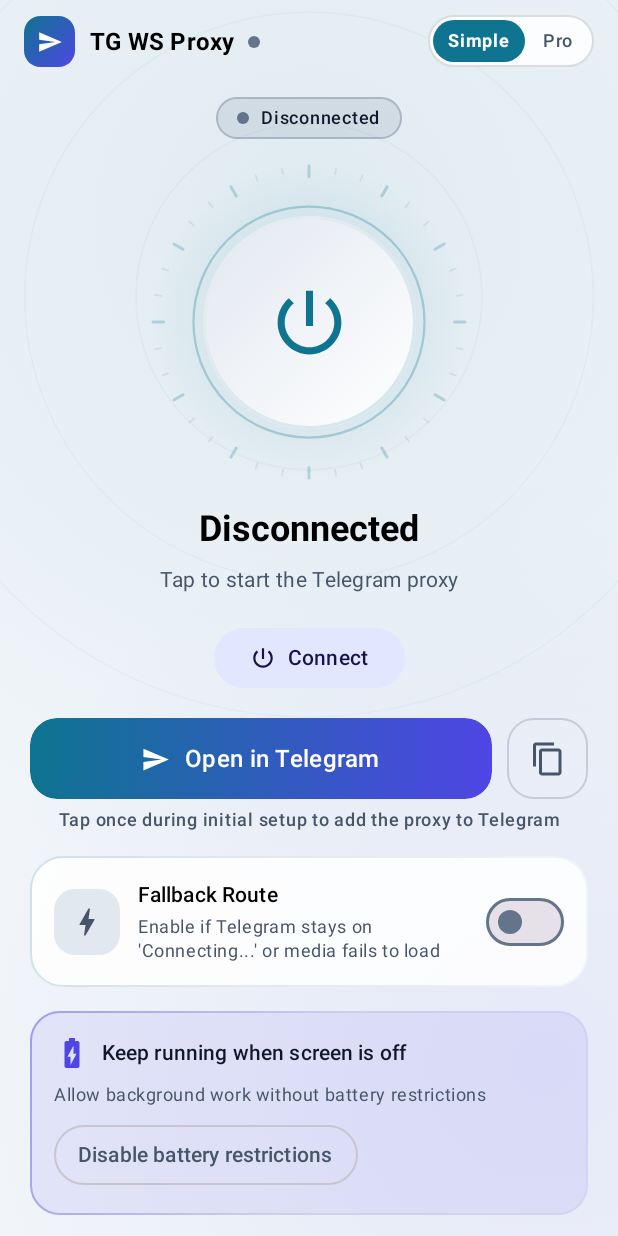
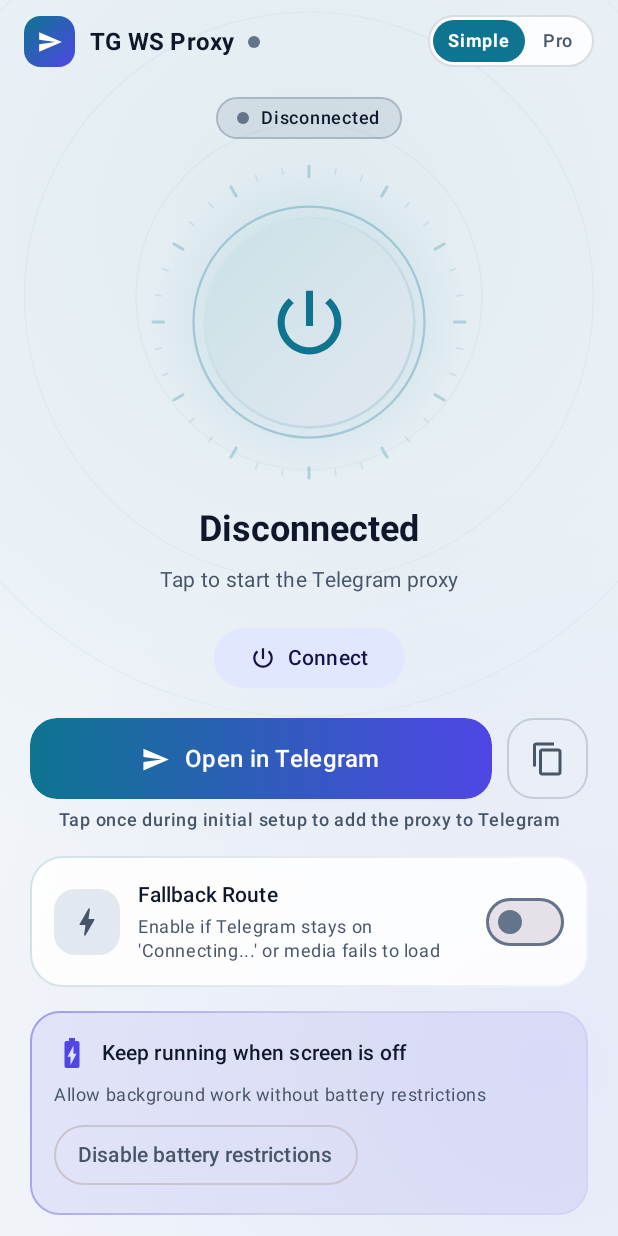
Before and after one commit to Gramewa/tg-ws-proxy-android, an Android app built with Jetpack Compose: the screen it shows after launch (MainActivity), on a phone screen of 412 x 824 dp. Run offline under Robolectric (Android 15) with nearby library versions, the phone set to English and light mode, and no system bars.

Commit message:
fix(ui): set onBackground/onSurface content colors for dark theme readability

```diff
--- a/app/src/main/java/io/github/tgwsproxy/android/MainActivity.kt
+++ b/app/src/main/java/io/github/tgwsproxy/android/MainActivity.kt
@@ -148,6 +148,7 @@ private fun TgWsProxyRoot() {
         ) {
             Scaffold(
                 containerColor = Color.Transparent,
+                contentColor = MaterialTheme.colorScheme.onBackground,
                 modifier = Modifier.fillMaxSize(),
                 topBar = {
                     CyberTopBar(
@@ -265,6 +266,7 @@ private fun CyberTopBar(
             Spacer(Modifier.width(10.dp))
             Text(
                 text = title,
+                color = cs.onBackground,
                 style = MaterialTheme.typography.titleMedium,
                 fontWeight = FontWeight.Bold,
                 maxLines = 1,
@@ -332,6 +334,7 @@ private fun FloatingGlassDock(
             modifier = Modifier.fillMaxWidth(),
             shape = RoundedCornerShape(26.dp),
             color = cs.surface.copy(alpha = if (isDark) 0.88f else 0.94f),
+            contentColor = cs.onSurface,
             border = BorderStroke(
                 width = 1.dp,
                 brush = Brush.linearGradient(
@@ -402,6 +405,7 @@ private fun InterfaceModePill(
         modifier = modifier,
         shape = RoundedCornerShape(999.dp),
         color = cs.surface.copy(alpha = if (isDark) 0.78f else 0.88f),
+        contentColor = cs.onSurface,
         border = BorderStroke(1.dp, cs.outline.copy(alpha = 0.24f)),
     ) {
         Row(
--- a/app/src/main/java/io/github/tgwsproxy/android/ui/ConnectionScreen.kt
+++ b/app/src/main/java/io/github/tgwsproxy/android/ui/ConnectionScreen.kt
@@ -284,6 +284,7 @@ private fun SimpleConnectionView(
         Surface(
             shape = RoundedCornerShape(999.dp),
             color = statusAccent.copy(alpha = 0.14f),
+            contentColor = cs.onSurface,
             border = BorderStroke(1.dp, statusAccent.copy(alpha = 0.36f)),
         ) {
             Row(
@@ -331,6 +332,7 @@ private fun SimpleConnectionView(
                     isRunning -> strings.simpleHeroRunningTitle
                     else -> strings.simpleHeroStoppedTitle
                 },
+                color = cs.onBackground,
                 style = MaterialTheme.typography.headlineSmall,
                 fontWeight = FontWeight.Bold,
                 textAlign = TextAlign.Center,
@@ -482,6 +484,7 @@ private fun SimpleConnectionView(
                     ) {
                         Text(
                             text = strings.simpleBoostTitle,
+                            color = cs.onSurface,
                             style = MaterialTheme.typography.titleSmall,
                             fontWeight = FontWeight.SemiBold,
                         )
@@ -560,6 +563,7 @@ private fun SimpleConnectionView(
                 Surface(
                     shape = RoundedCornerShape(999.dp),
                     color = cs.surfaceVariant.copy(alpha = 0.7f),
+                    contentColor = cs.onSurface,
                     border = BorderStroke(1.dp, cs.outline.copy(alpha = 0.2f)),
                     modifier = Modifier.clickable { ProxyController.cyclePaletteAsync() },
                 ) {
@@ -590,6 +594,7 @@ private fun SimpleConnectionView(
                     } else {
                         cs.surfaceVariant.copy(alpha = 0.7f)
                     },
+                    contentColor = if (availableRelease != null) cs.onTertiaryContainer else cs.onSurface,
                     border = BorderStroke(
                         width = 1.dp,
                         color = if (availableRelease != null) {
@@ -725,6 +730,7 @@ private fun ExpertConnectionView(
                                 isRunning -> strings.statusRunning
                                 else -> strings.statusStopped
                             },
+                            color = cs.onSurface,
                             style = MaterialTheme.typography.titleMedium,
                             fontWeight = FontWeight.Bold,
                         )
@@ -909,6 +915,7 @@ private fun ExpertConnectionView(
             Column(verticalArrangement = Arrangement.spacedBy(12.dp)) {
                 Text(
                     text = strings.quickSettingsTitle,
+                    color = cs.onSurface,
                     style = MaterialTheme.typography.titleMedium,
                     fontWeight = FontWeight.SemiBold,
                 )
@@ -1099,7 +1106,8 @@ private fun HeroReactorButton(
             modifier = Modifier
                 .size(orbSize)
                 .clip(CircleShape)
-                .background(Brush.linearGradient(colors = listOf(c0, c1)))
+                .background(cs.surface, CircleShape)
+                .background(Brush.linearGradient(colors = listOf(c0, c1)), CircleShape)
                 .border(1.5.dp, specularBorder, CircleShape)
                 .clickable(
                     interactionSource = interaction,
@@ -1165,6 +1173,7 @@ private fun RouteTopologyStrip(
         modifier = Modifier.fillMaxWidth(),
         shape = RoundedCornerShape(14.dp),
         color = cs.surfaceVariant.copy(alpha = 0.42f),
+        contentColor = cs.onSurface,
         border = BorderStroke(1.dp, cs.outline.copy(alpha = 0.14f)),
     ) {
         Column(
@@ -1225,6 +1234,7 @@ private fun RouteNodePill(
     Surface(
         shape = RoundedCornerShape(999.dp),
         color = if (lit) cs.tertiary.copy(alpha = 0.14f) else cs.surface.copy(alpha = 0.55f),
+        contentColor = cs.onSurface,
         border = BorderStroke(
             width = 1.dp,
             color = if (lit) cs.tertiary.copy(alpha = 0.45f) else cs.outline.copy(alpha = 0.18f),
@@ -1265,6 +1275,7 @@ private fun TrafficGradientCard(
         modifier = modifier,
         shape = RoundedCornerShape(16.dp),
         color = accent.copy(alpha = 0.11f),
+        contentColor = MaterialTheme.colorScheme.onSurface,
         border = BorderStroke(1.dp, accent.copy(alpha = 0.25f)),
     ) {
         Row(
@@ -1292,6 +1303,7 @@ private fun TrafficGradientCard(
                 )
                 Text(
                     text = value,
+                    color = MaterialTheme.colorScheme.onSurface,
                     style = MaterialTheme.typography.titleSmall,
                     fontWeight = FontWeight.Bold,
                     fontFamily = FontFamily.Monospace,
@@ -1460,11 +1472,13 @@ private fun QuickFooterPill(label: String, onClick: () -> Unit) {
     Surface(
         shape = RoundedCornerShape(999.dp),
         color = cs.surfaceVariant.copy(alpha = 0.7f),
+        contentColor = cs.onSurface,
         border = BorderStroke(1.dp, cs.outline.copy(alpha = 0.2f)),
         modifier = Modifier.clickable(onClick = onClick),
     ) {
         Text(
             text = label,
+            color = cs.onSurface,
             style = MaterialTheme.typography.labelMedium,
             fontWeight = FontWeight.Bold,
             maxLines = 1,
@@ -1481,6 +1495,7 @@ private fun QuickFooterIconPill(icon: ImageVector, label: String, onClick: () ->
     Surface(
         shape = RoundedCornerShape(999.dp),
         color = cs.surfaceVariant.copy(alpha = 0.7f),
+        contentColor = cs.onSurface,
         border = BorderStroke(1.dp, cs.outline.copy(alpha = 0.2f)),
         modifier = Modifier.clickable(onClick = onClick),
     ) {
@@ -1489,9 +1504,10 @@ private fun QuickFooterIconPill(icon: ImageVector, label: String, onClick: () ->
             verticalAlignment = Alignment.CenterVertically,
             horizontalArrangement = Arrangement.spacedBy(4.dp),
         ) {
-            Icon(icon, contentDescription = label, modifier = Modifier.size(15.dp))
+            Icon(icon, contentDescription = label, tint = cs.primary, modifier = Modifier.size(15.dp))
             Text(
                 text = label,
+                color = cs.onSurface,
                 style = MaterialTheme.typography.labelMedium,
                 maxLines = 1,
                 softWrap = false,
@@ -1574,6 +1590,7 @@ private fun MiniStatChip(label: String, value: String, modifier: Modifier = Modi
     Surface(
         modifier = modifier,
         color = cs.surfaceVariant.copy(alpha = if (isDark) 0.55f else 0.72f),
+        contentColor = cs.onSurface,
         border = BorderStroke(1.dp, cs.outline.copy(alpha = 0.14f)),
         shape = RoundedCornerShape(12.dp),
     ) {
@@ -1583,6 +1600,7 @@ private fun MiniStatChip(label: String, value: String, modifier: Modifier = Modi
         ) {
             Text(
                 text = value,
+                color = cs.onSurface,
                 style = MaterialTheme.typography.titleSmall,
                 fontWeight = FontWeight.Bold,
                 fontFamily = FontFamily.Monospace,
--- a/app/src/main/java/io/github/tgwsproxy/android/ui/InfoScreen.kt
+++ b/app/src/main/java/io/github/tgwsproxy/android/ui/InfoScreen.kt
@@ -68,6 +68,7 @@ fun InfoScreen(strings: AppStrings) {
             Column(verticalArrangement = Arrangement.spacedBy(10.dp)) {
                 Text(
                     text = strings.infoUpstreamTitle,
+                    color = MaterialTheme.colorScheme.onSurface,
                     style = MaterialTheme.typography.titleMedium,
                     fontWeight = FontWeight.SemiBold,
                 )
@@ -126,6 +127,7 @@ private fun InfoCard(title: String, body: String) {
         Column(verticalArrangement = Arrangement.spacedBy(8.dp)) {
             Text(
                 text = title,
+                color = MaterialTheme.colorScheme.onSurface,
                 style = MaterialTheme.typography.titleMedium,
                 fontWeight = FontWeight.SemiBold,
             )
--- a/app/src/main/java/io/github/tgwsproxy/android/ui/Theme.kt
+++ b/app/src/main/java/io/github/tgwsproxy/android/ui/Theme.kt
@@ -1,5 +1,6 @@
 package io.github.tgwsproxy.android.ui
 
+import android.app.Activity
 import android.os.Build
 import androidx.compose.animation.animateColorAsState
 import androidx.compose.animation.core.tween
@@ -15,6 +16,7 @@ import androidx.compose.foundation.layout.fillMaxSize
 import androidx.compose.foundation.layout.padding
 import androidx.compose.foundation.shape.RoundedCornerShape
 import androidx.compose.material3.ColorScheme
+import androidx.compose.material3.LocalContentColor
 import androidx.compose.material3.MaterialTheme
 import androidx.compose.material3.Surface
 import androidx.compose.material3.darkColorScheme
@@ -22,7 +24,9 @@ import androidx.compose.material3.dynamicDarkColorScheme
 import androidx.compose.material3.dynamicLightColorScheme
 import androidx.compose.material3.lightColorScheme
 import androidx.compose.runtime.Composable
+import androidx.compose.runtime.CompositionLocalProvider
 import androidx.compose.runtime.Immutable
+import androidx.compose.runtime.SideEffect
 import androidx.compose.runtime.getValue
 import androidx.compose.ui.Modifier
 import androidx.compose.ui.geometry.Offset
@@ -32,7 +36,9 @@ import androidx.compose.ui.graphics.Shape
 import androidx.compose.ui.graphics.drawscope.Stroke
 import androidx.compose.ui.graphics.luminance
 import androidx.compose.ui.platform.LocalContext
+import androidx.compose.ui.platform.LocalView
 import androidx.compose.ui.unit.dp
+import androidx.core.view.WindowCompat
 
 @Immutable
 data class PaletteOption(
@@ -336,7 +342,7 @@ fun rememberHeroPalette(isRunning: Boolean, isTransitioning: Boolean): HeroVisua
             downAccent = cs.tertiary,
         )
         else -> HeroVisualPalette(
-            orbGradient = listOf(cs.surfaceVariant, cs.surface),
+            orbGradient = listOf(cs.primary.copy(alpha = 0.22f), cs.surfaceVariant),
             ringColor = cs.primary.copy(alpha = 0.55f),
             glowColor = cs.primary.copy(alpha = 0.16f),
             upAccent = cs.primary,
@@ -442,6 +448,7 @@ fun GlassCard(
         modifier = modifier,
         shape = shape,
         color = containerColor,
+        contentColor = cs.onSurface,
         border = BorderStroke(1.dp, borderBrush),
     ) {
         Column(
@@ -482,8 +489,19 @@ fun TgWsProxyTheme(
         schemeFor(colorPalette, useDark)
     }
 
-    MaterialTheme(
-        colorScheme = colorScheme,
-        content = content,
-    )
+    val view = LocalView.current
+    if (!view.isInEditMode) {
+        SideEffect {
+            val window = (view.context as? Activity)?.window ?: return@SideEffect
+            val controller = WindowCompat.getInsetsController(window, view)
+            controller.isAppearanceLightStatusBars = !useDark
+            controller.isAppearanceLightNavigationBars = !useDark
+        }
+    }
+
+    MaterialTheme(colorScheme = colorScheme) {
+        CompositionLocalProvider(LocalContentColor provides colorScheme.onBackground) {
+            content()
+        }
+    }
 }
```
Also changed, not shown: app/src/main/java/io/github/tgwsproxy/android/ui/SettingsScreen.kt (+21 -4 lines).
